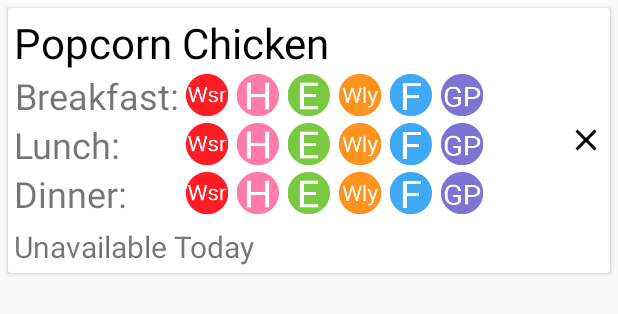
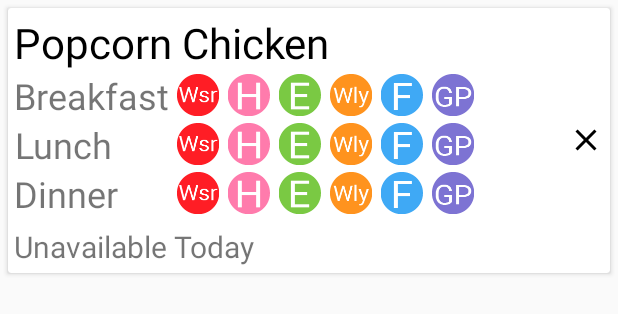
Before and after one commit to Purdue-ACM-SIGAPP/BoilerFaves, an Android app: the layout food_card.xml on its own in the app's theme, with its tools: preview values and no code run, on a phone screen of 412 x 824 dp. Shown: the top 314 px of the screen. Run offline under Robolectric (Android 15) with nearby library versions, the phone set to English and light mode, and no system bars.

Commit message:
removed stupid ass colons

```diff
--- a/app/src/main/res/values/strings.xml
+++ b/app/src/main/res/values/strings.xml
@@ -79,7 +79,8 @@
     <string name="pref_title_vibrate">Vibrate</string>
     <string name="action_notification">action_notification</string>
     <string name="search">Search</string>
-    <string name="breakfast">Breakfast:</string>
-    <string name="lunch">Lunch:</string>
-    <string name="dinner">Dinner:</string>
+    <string name="breakfast">Breakfast</string>
+    <string name="lunch">Lunch</string>
+    <string name="dinner">Dinner</string>
+    <string name="cancel">Cancel</string>
 </resources>
```
